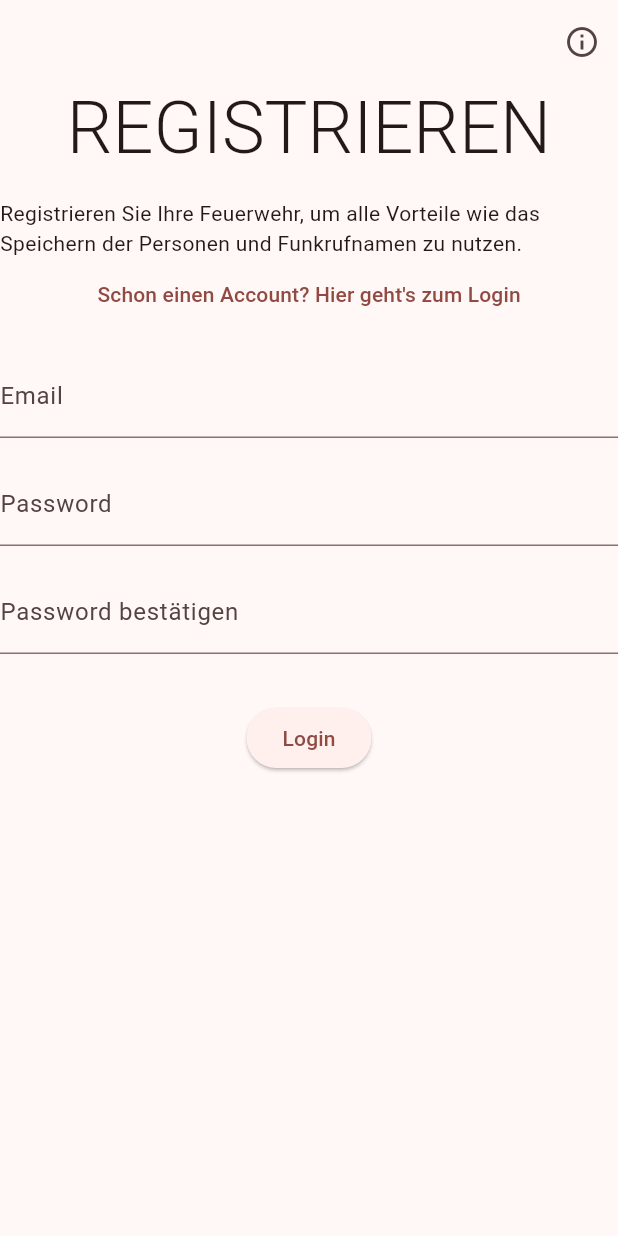
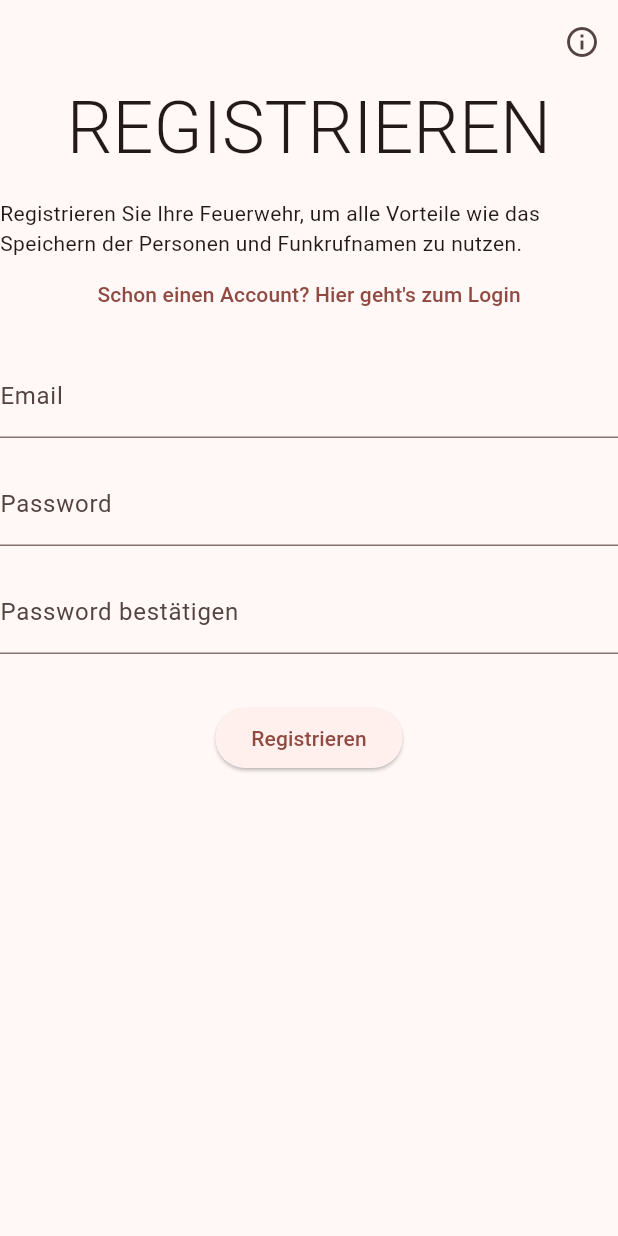
Before and after one commit to TINF24AI2/asu, a Flutter app: the screen it shows after launch, after a tap on "Noch keinen Account? Registrieren Sie Ih", on a phone screen of 412 x 824 dp. Run offline on Flutter 3.47's test engine with Material 3 defaults, Android fonts, the phone set to English and light mode, and no system bars; our stand-ins replace cloud_firestore, firebase_auth, firebase_core, flutter_riverpod, freezed_annotation, go_router and 1 more; accounts and stored records are empty; generated files the repository leaves out were written again; network calls fail.

Commit message:
feat: Connect PostRegistrationScreen into register flow

```diff
--- a/lib/ui/auth/register.dart
+++ b/lib/ui/auth/register.dart
@@ -146,9 +146,9 @@ class _RegisterFormState extends ConsumerState<RegisterForm> {
                 _loading = false;
               });
               if (!context.mounted) return;
-              context.goNamed('operation');
+              context.goNamed('post_register');
             },
-            child: Text('Login'),
+            child: Text('Registrieren'),
           ),
           const Padding(padding: EdgeInsets.only(top: 16)),
 
--- a/lib/ui/router/router.dart
+++ b/lib/ui/router/router.dart
@@ -41,6 +41,11 @@ GoRouter goRouter(Ref ref) {
         name: 'register',
         builder: (context, state) => RegisterScreen(),
       ),
+      GoRoute(
+        path: "/post_register",
+        name: 'post_register',
+        builder: (context, state) => PostRegisterScreen(),
+      ),
       ShellRoute(
         builder: (context, state, child) {
           final name = state.topRoute?.name;
```
Also changed, not shown: lib/ui/router/router.g.dart.
